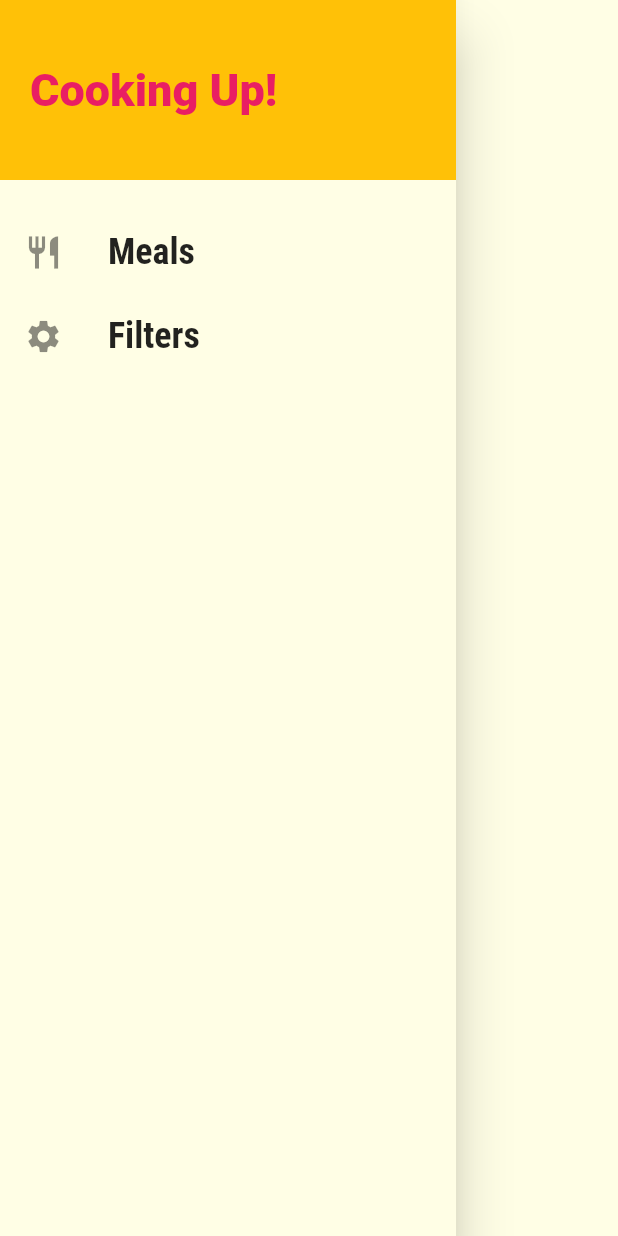
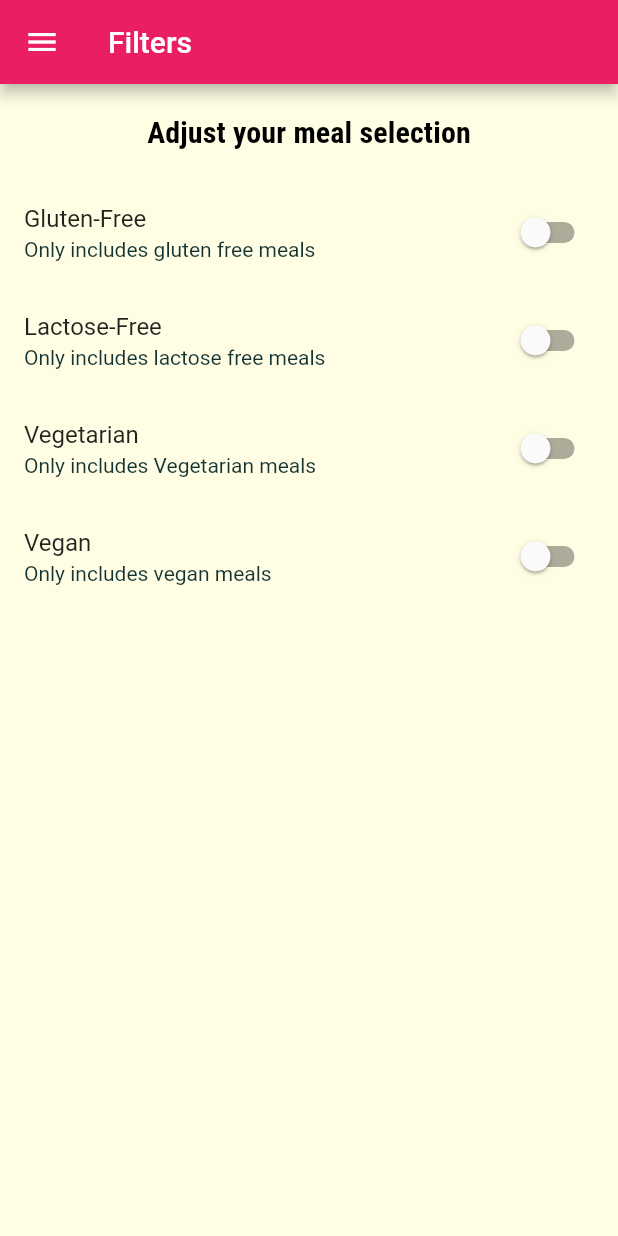
Before and after one commit to VaibhavdLights/Meals-App, a Flutter app: the MainDrawer widget shown alone on an empty page, opened directly, after a tap on "Filters", on a phone screen of 412 x 824 dp. Run offline on Flutter 3.47's test engine with Material 2 defaults, Android fonts, the phone set to English and light mode, and no system bars.

Commit message:
fifth commit

```diff
--- a/lib/main.dart
+++ b/lib/main.dart
@@ -1,4 +1,5 @@
 import 'package:flutter/material.dart';
+import 'package:flutter_complete_guide/screens/filters_screen.dart';
 import 'package:flutter_complete_guide/screens/meal_detail_screen.dart';
 import 'package:flutter_complete_guide/screens/tabs_screen.dart';
 import 'screens/categories_screen.dart';
@@ -26,10 +27,12 @@ class MyApp extends StatelessWidget {
               fontWeight: FontWeight.bold,
             )),
       ),
-      home: TabsScreen(),
+      initialRoute: '/',
       routes: {
+        '/': (context) => TabsScreen(),
         '/category-meals': (context) => CategoryMealsScreen(),
         '/meal-detail': (context) => MealDetailScreen(),
+        '/filter': (context) => FiltersScreen(),
       },
     );
   }
--- /dev/null
+++ b/lib/screens/filters_screen.dart
@@ -0,0 +1,95 @@
+import 'package:flutter/material.dart';
+import 'package:flutter_complete_guide/widgets/main_drawer.dart';
+
+class FiltersScreen extends StatefulWidget {
+  const FiltersScreen({Key key}) : super(key: key);
+
+  @override
+  State<FiltersScreen> createState() => _FiltersScreenState();
+}
+
+class _FiltersScreenState extends State<FiltersScreen> {
+  var _glutenFree = false;
+  var _vegetarian = false;
+  var _vegan = false;
+  var _lactoseFree = false;
+
+  Widget _buildSwitchListTile(
+    String title,
+    String descreption,
+    bool currentValue,
+    Function updateValue,
+  ) {
+    return SwitchListTile(
+        title: Text(title),
+        value: currentValue,
+        subtitle: Text(descreption),
+        onChanged: updateValue);
+  }
+
+  @override
+  Widget build(BuildContext context) {
+    return Scaffold(
+      appBar: AppBar(
+        title: Text('Filters'),
+      ),
+      drawer: MainDrawer(),
+      body: Column(
+        children: [
+          Container(
+            padding: EdgeInsets.all(20),
+            child: Text(
+              'Adjust your meal selection',
+              style: Theme.of(context).textTheme.titleSmall,
+            ),
+          ),
+          Expanded(
+              child: ListView(
+            children: [
+              _buildSwitchListTile(
+                'Gluten-Free',
+                'Only includes gluten free meals',
+                _glutenFree,
+                (newValue) {
+                  setState(() {
+                    _glutenFree = newValue;
+                  });
+                },
+              ),
+              _buildSwitchListTile(
+                'Lactose-Free',
+                'Only includes lactose free meals',
+                _lactoseFree,
+                (newValue) {
+                  setState(() {
+                    _lactoseFree = newValue;
+                  });
+                },
+              ),
+              _buildSwitchListTile(
+                'Vegetarian',
+                'Only includes Vegetarian meals',
+                _vegetarian,
+                (newValue) {
+                  setState(() {
+                    _vegetarian = newValue;
+                  });
+                },
+              ),
+              _buildSwitchListTile(
+                'Vegan',
+                'Only includes vegan meals',
+                _vegan,
+                (newValue) {
+                  setState(() {
+                    _vegan = newValue;
+                  });
+                },
+              ),
+            ],
+          ))
+        ],
+      ),
+    );
+  }
+}
--- a/lib/widgets/main_drawer.dart
+++ b/lib/widgets/main_drawer.dart
@@ -3,7 +3,7 @@ import 'package:flutter/material.dart';
 class MainDrawer extends StatelessWidget {
   const MainDrawer({Key key}) : super(key: key);
 
-  Widget buildListTile(String title, IconData icon) {
+  Widget buildListTile(String title, IconData icon, Function tapHandler) {
     return ListTile(
       leading: Icon(
         icon,
@@ -17,7 +17,7 @@ class MainDrawer extends StatelessWidget {
           fontWeight: FontWeight.bold,
         ),
       ),
-      onTap: () {},
+      onTap: tapHandler,
     );
   }
 
@@ -43,8 +43,20 @@ class MainDrawer extends StatelessWidget {
         SizedBox(
           height: 20,
         ),
-        buildListTile('Meals', Icons.restaurant),
-        buildListTile('Filters', Icons.settings),
+        buildListTile(
+          'Meals',
+          Icons.restaurant,
+          () {
+            Navigator.of(context).pushNamed('/');
+          },
+        ),
+        buildListTile(
+          'Filters',
+          Icons.settings,
+          () {
+            Navigator.of(context).pushReplacementNamed('/filter');
+          },
+        ),
       ]),
     );
   }
```
Also changed, not shown: lib/screens/category_meals_screen.dart (+42 -11 lines), lib/screens/meal_detail_screen.dart (+10 -1 lines), lib/widgets/meal_item.dart (+10 -2 lines).
